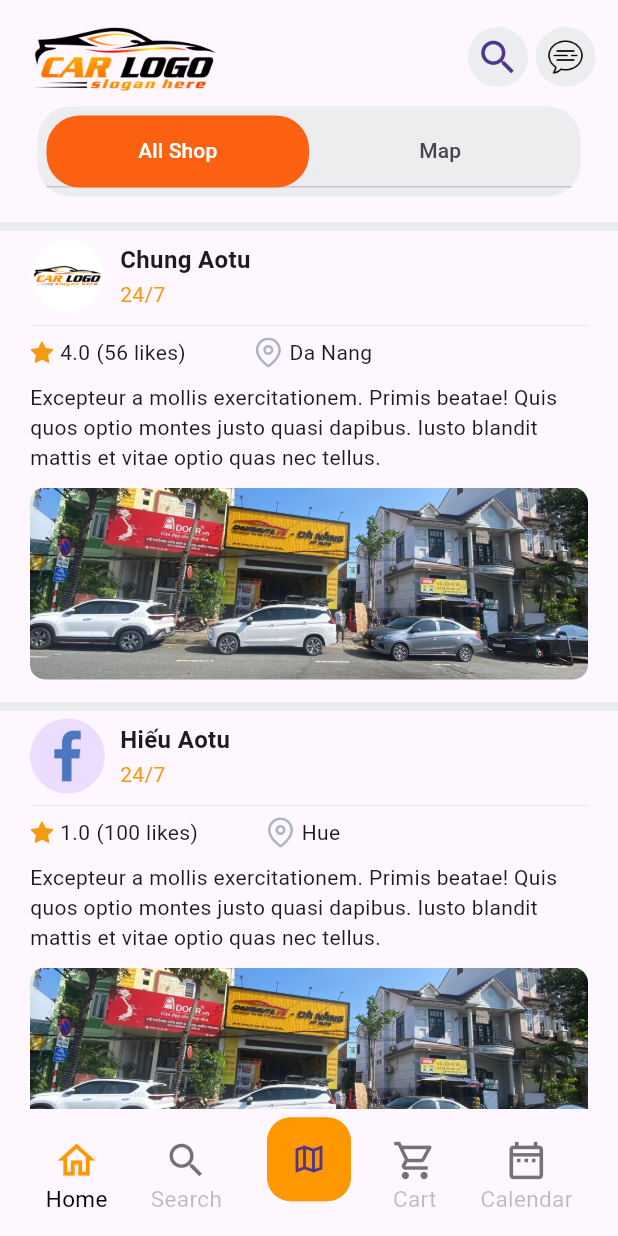
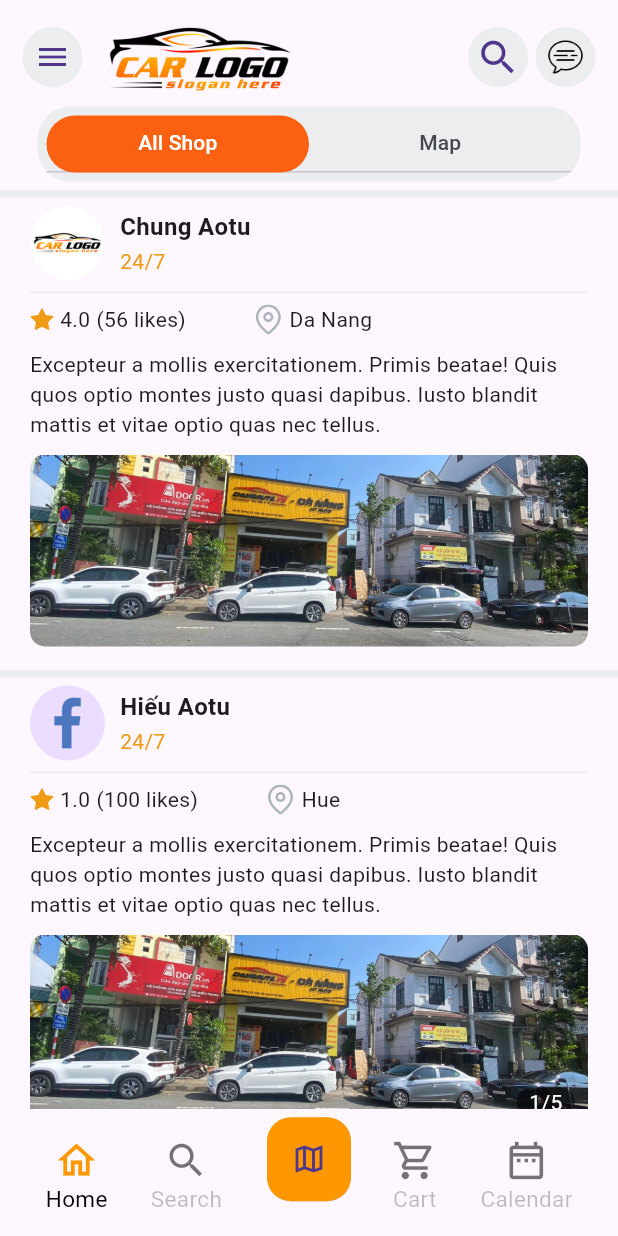
Before and after one commit to huynhngochiu0201/Car_flutter, a Flutter app: the MainHomePage screen opened directly, on a phone screen of 412 x 824 dp. Run offline on Flutter 3.47's test engine with Material 3 defaults, Android fonts, the phone set to English and light mode, and no system bars; our stand-ins replace flutter_svg, pin_code_fields, shared_preferences; accounts and stored records are empty.

Commit message:
update app bar

```diff
--- a/lib/common/components/app_bar/custom_app_bar.dart
+++ b/lib/common/components/app_bar/custom_app_bar.dart
@@ -1,4 +1,5 @@
 import 'package:flutter/material.dart';
+import 'package:flutter/widgets.dart';
 
 class CustomAppBar extends StatefulWidget implements PreferredSizeWidget {
   const CustomAppBar({super.key});
@@ -20,6 +21,12 @@
       child: SizedBox(
         child: Row(
           children: [
+            GestureDetector(
+              onTap: () {},
+              child: const CircleAvatar(
+                  backgroundColor: Color(0xFFEBEDEF), child: Icon(Icons.menu)),
+            ),
+            const SizedBox(width: 10.0),
             Image.asset(
               'assets/images/Autocarlogo.png',
             ),
--- a/lib/manage/user/pages/home/home_page.dart
+++ b/lib/manage/user/pages/home/home_page.dart
@@ -30,7 +30,7 @@
         child: Column(
           children: [
             Container(
-              height: 60.0,
+              height: 50.0,
               padding: const EdgeInsets.all(6.0),
               margin: const EdgeInsets.symmetric(horizontal: 25.0),
               decoration: BoxDecoration(
@@ -53,8 +53,8 @@
                 ],
               ),
             ),
-            const SizedBox(height: 12.0),
-            const Divider(thickness: 6, color: Color(0xFFEBEDEF)),
+            // const SizedBox(height: 5.0),
+            const Divider(thickness: 5, color: Color(0xFFEBEDEF)),
             Expanded(
               child: TabBarView(controller: tabController, children: [
                 ListView.separated(
@@ -178,7 +178,7 @@
                     },
                     separatorBuilder: (context, index) {
                       return const Divider(
-                          thickness: 6.0, color: Color(0xFFEBEDEF));
+                          thickness: 5.0, color: Color(0xFFEBEDEF));
                     },
                     itemCount: posts.length),
                 Container(
```
